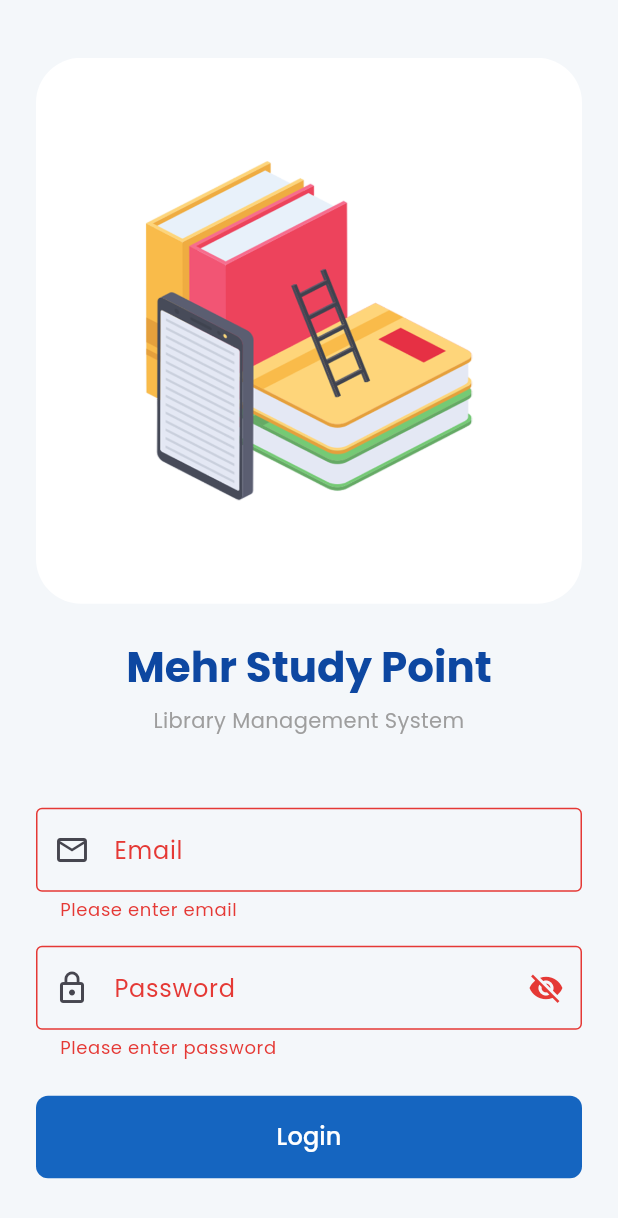
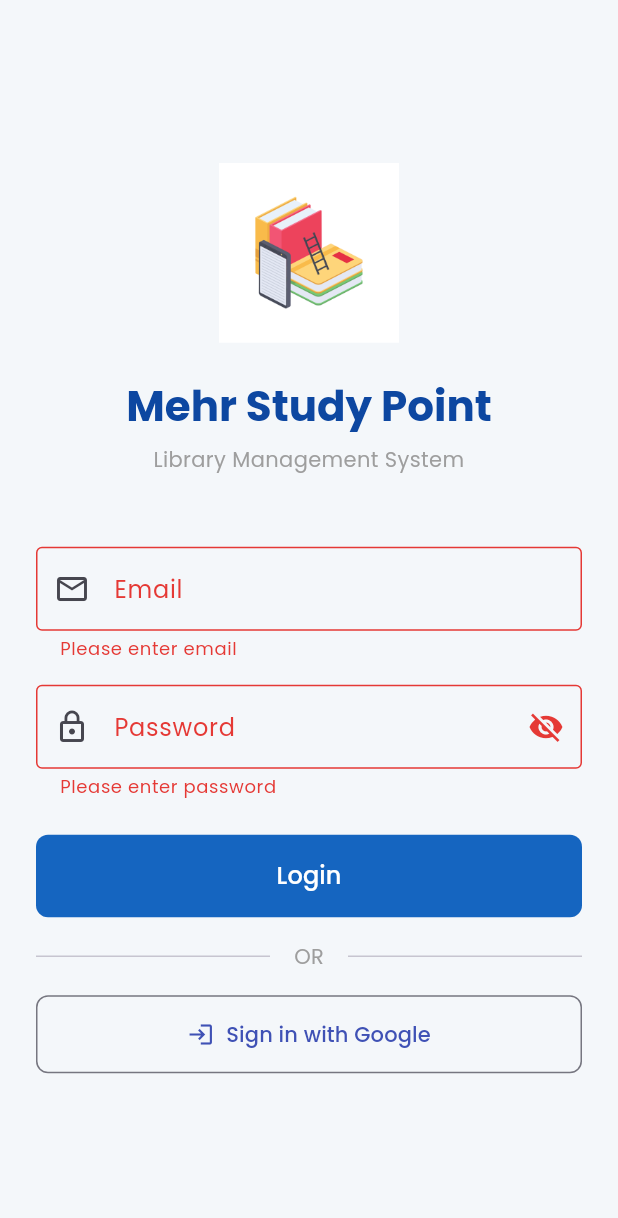
Before and after one commit to Sarmad24x/Mehr-Study-Point, a Flutter app: the LoginScreen screen opened directly, after a tap on "Login", on a phone screen of 412 x 824 dp. Shown: the top 1218 px of the screen. Run offline on Flutter 3.47's test engine with Material 3 defaults, Android fonts, the phone set to English and light mode, and no system bars; our stand-ins replace cloud_firestore, equatable, firebase_auth, firebase_core, fl_chart, flutter_riverpod and 6 more; accounts and stored records are empty.

Commit message:
added google auth

```diff
--- a/mehr_study_point/lib/screens/auth/login_screen.dart
+++ b/mehr_study_point/lib/screens/auth/login_screen.dart
@@ -29,15 +29,37 @@
     setState(() => _isLoading = true);
 
     try {
+      // Use trim() to avoid "Malformed Credential" errors from trailing spaces
       await ref.read(authServiceProvider).signIn(
             _emailController.text.trim(),
             _passwordController.text.trim(),
           );
-      // AuthStateProvider will automatically detect the change and switch screens
+    } catch (e) {
+      if (mounted) {
+        String errorMessage = 'Login failed. Please check your credentials.';
+        if (e.toString().contains('user-not-found')) {
+          errorMessage = 'No user found with this email.';
+        } else if (e.toString().contains('wrong-password')) {
+          errorMessage = 'Incorrect password.';
+        }
+
+        ScaffoldMessenger.of(context).showSnackBar(
+          SnackBar(content: Text(errorMessage)),
+        );
+      }
+    } finally {
+      if (mounted) setState(() => _isLoading = false);
+    }
+  }
+
+  Future<void> _loginWithGoogle() async {
+    setState(() => _isLoading = true);
+    try {
+      await ref.read(authServiceProvider).signInWithGoogle();
     } catch (e) {
       if (mounted) {
         ScaffoldMessenger.of(context).showSnackBar(
-          SnackBar(content: Text('Login failed: ${e.toString()}')),
+          SnackBar(content: Text('Google Sign-In failed: ${e.toString()}')),
         );
       }
     } finally {
@@ -61,8 +83,10 @@
                   borderRadius: BorderRadius.circular(30),
                   child: Image.asset(
                     'assets/images/app_icon.png',
-
-                    fit: BoxFit.cover,
+                    height: 120,
+                    fit: BoxFit.contain,
+                    errorBuilder: (context, error, stackTrace) =>
+                      const Icon(Icons.school, size: 80, color: Colors.blue),
                   ),
                 ),
                 const SizedBox(height: 24),
@@ -123,8 +147,35 @@
                     ),
                   ),
                   child: _isLoading
-                      ? const CircularProgressIndicator(color: Colors.white)
+                      ? const SizedBox(
+                          height: 20,
+                          width: 20,
+                          child: CircularProgressIndicator(color: Colors.white, strokeWidth: 2),
+                        )
                       : const Text('Login', style: TextStyle(fontSize: 16)),
+                ),
+                const SizedBox(height: 16),
+                const Row(
+                  children: [
+                    Expanded(child: Divider()),
+                    Padding(
+                      padding: EdgeInsets.symmetric(horizontal: 16),
+                      child: Text('OR', style: TextStyle(color: Colors.grey)),
+                    ),
+                    Expanded(child: Divider()),
+                  ],
+                ),
+                const SizedBox(height: 16),
+                OutlinedButton.icon(
+                  onPressed: _isLoading ? null : _loginWithGoogle,
+                  icon: const Icon(Icons.login), // Switched to Icon to avoid external network image loading issues
+                  label: const Text('Sign in with Google'),
+                  style: OutlinedButton.styleFrom(
+                    padding: const EdgeInsets.symmetric(vertical: 16),
+                    shape: RoundedRectangleBorder(
+                      borderRadius: BorderRadius.circular(8),
+                    ),
+                  ),
                 ),
               ],
             ),
--- a/mehr_study_point/pubspec.yaml
+++ b/mehr_study_point/pubspec.yaml
@@ -39,13 +39,13 @@
   pdf: ^3.11.1
   printing: ^5.13.2
   flutter_launcher_icons: ^0.14.4
+  google_sign_in: ^6.2.2
+  collection: any
 
-  collection: any
 dev_dependencies:
   flutter_test:
     sdk: flutter
   flutter_launcher_icons: ^0.14.4
-
   flutter_lints: ^5.0.0
 
   # Code Generators
```
Also changed, not shown: mehr_study_point/lib/services/auth_service.dart (+44 -1 lines), mehr_study_point/pubspec.lock, 2 other files.
